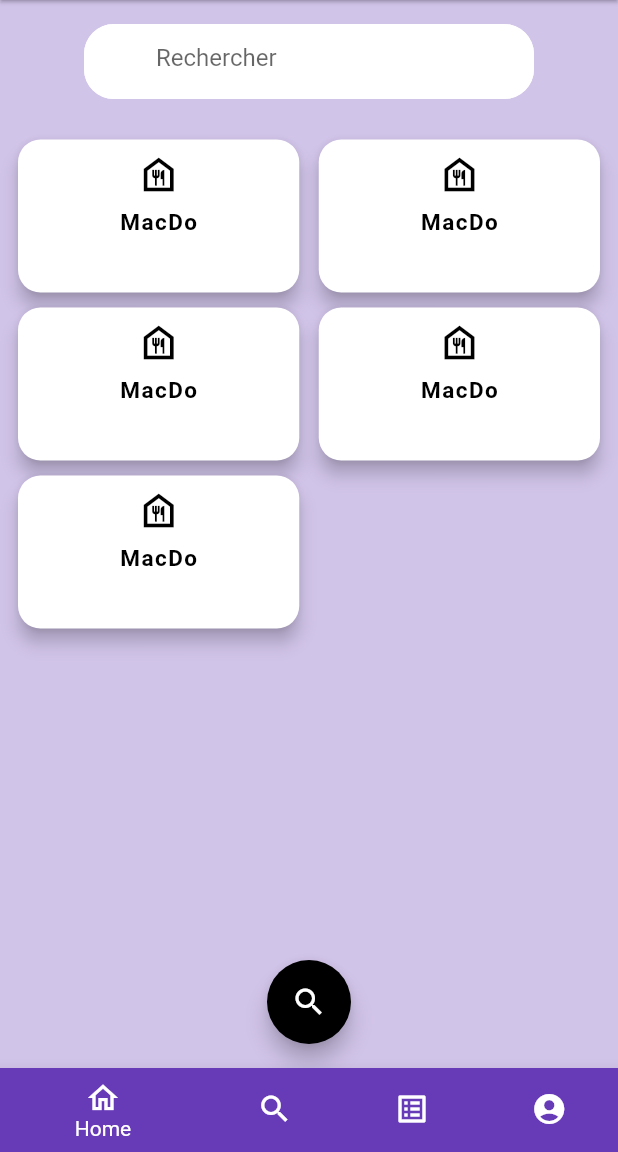
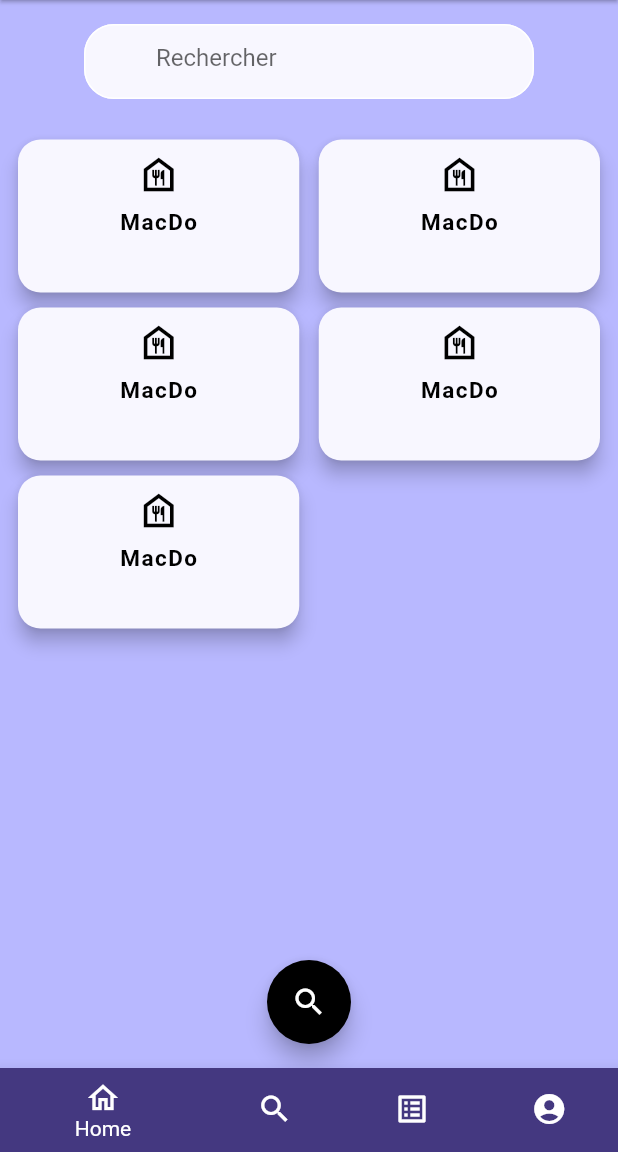
Before and after one commit to JK2018/Vocem---mobile-food-delivery-t-esp-800-Epitech-, a Flutter app: the screen it shows after launch, on a phone screen of 412 x 824 dp, the part 84-1236 px from its top. Run offline on Flutter 3.47's test engine with Material 2 defaults, Android fonts, the phone set to English and light mode, and no system bars.

Commit message:
accessible color chart

```diff
--- a/lib/global_vars.dart
+++ b/lib/global_vars.dart
@@ -5,9 +5,9 @@ import 'package:flutter/material.dart';
 
 
 // VOCEM COLORS
-Color c1 = new Color(0xFF443880);
-Color c2 = new Color(0xFF9381FF);
-Color c3 = new Color(0xFF9381FF);
-Color c4 = new Color(0xFFB8B8FF);
-Color c5 = new Color(0xFFF8F7FF);
-Color c6 = new Color(0xFFFFD8BE);
+Color c1 = new Color(0xFF443880); // deep purple
+Color c2 = new Color(0xFF9381FF); // mid purple
+Color c3 = new Color(0xFFB8B8FF); // light purple
+Color c4 = const Color(0xFFF8F7FF); // white
+Color c5 = new Color(0xFFFFEEDD); // light orange
+Color c6 = new Color(0xFFFFD8BE); // mid orange
--- a/lib/routes/pagination.dart
+++ b/lib/routes/pagination.dart
@@ -1,5 +1,7 @@
 import 'package:flutter/material.dart';
 import 'package:vocem/screens/screens_index.dart';
+
+import '../global_vars.dart';
 
 class Pagination extends StatefulWidget {
   @override
@@ -30,22 +32,22 @@ class _PaginationState extends State<Pagination> {
            BottomNavigationBarItem(
              icon: Icon(Icons.home_outlined),
              label: "Home",
-             backgroundColor: Colors.deepPurple,
+             backgroundColor: c1, // Colors.deepPurple,
            ),
            BottomNavigationBarItem(
              icon: Icon(Icons.search),
              label: "Search",
-             backgroundColor: Colors.deepPurple,
+             backgroundColor: c1, // Colors.deepPurple,
            ),
            BottomNavigationBarItem(
              icon: Icon(Icons.list_alt_outlined),
              label: "Commandes",
-             backgroundColor: Colors.deepPurple
+             backgroundColor: c1, // Colors.deepPurple
            ),
            BottomNavigationBarItem(
              icon: Icon(Icons.account_circle),
              label: "Profil",
-             backgroundColor: Colors.deepPurple
+             backgroundColor: c1, // Colors.deepPurple
            ),
         ],
         onTap: (index){
--- a/lib/screens/home_page.dart
+++ b/lib/screens/home_page.dart
@@ -1,6 +1,8 @@
 import 'package:flutter/material.dart';
 import 'package:flutter_staggered_grid_view/flutter_staggered_grid_view.dart';
 import 'package:vocem/custom_widgets/custom_widgets_index.dart';
+
+import '../global_vars.dart';
 
 class HomePage extends StatefulWidget {
   @override
@@ -27,7 +29,7 @@ class _HomePageState extends State<HomePage> {
         backgroundColor: Colors.grey[200],
         elevation: 1,
       ),
-      backgroundColor: Colors.deepPurple[100],
+      backgroundColor: c3,//Colors.deepPurple[100],
       body: !noData ? Center(child: Text("Prenez une photo", style: TextStyle(fontSize: 20),))
       : Padding(
         padding: const EdgeInsets.all(8.0),
@@ -41,7 +43,7 @@ class _HomePageState extends State<HomePage> {
                   height: 50,
                   showText: false,
                   placeholder: "Rechercher",
-                  backgroundColor: Colors.white,
+                  backgroundColor: c4, //Colors.white,
                   controller: searchValueController,
                   keyboardType: TextInputType.text,
                 ),
@@ -68,7 +70,7 @@ class _HomePageState extends State<HomePage> {
                             height: 110,
                             text: "MacDo",
                             icon: Icons.food_bank_outlined,
-                            cardColor: Colors.white,
+                            cardColor: c4, // Colors.white,
                             onTap: (){
                               print("show album details");
                               /*Navigator.push(
```
Also changed, not shown: lib/screens/auth.dart (+9 -7 lines).
